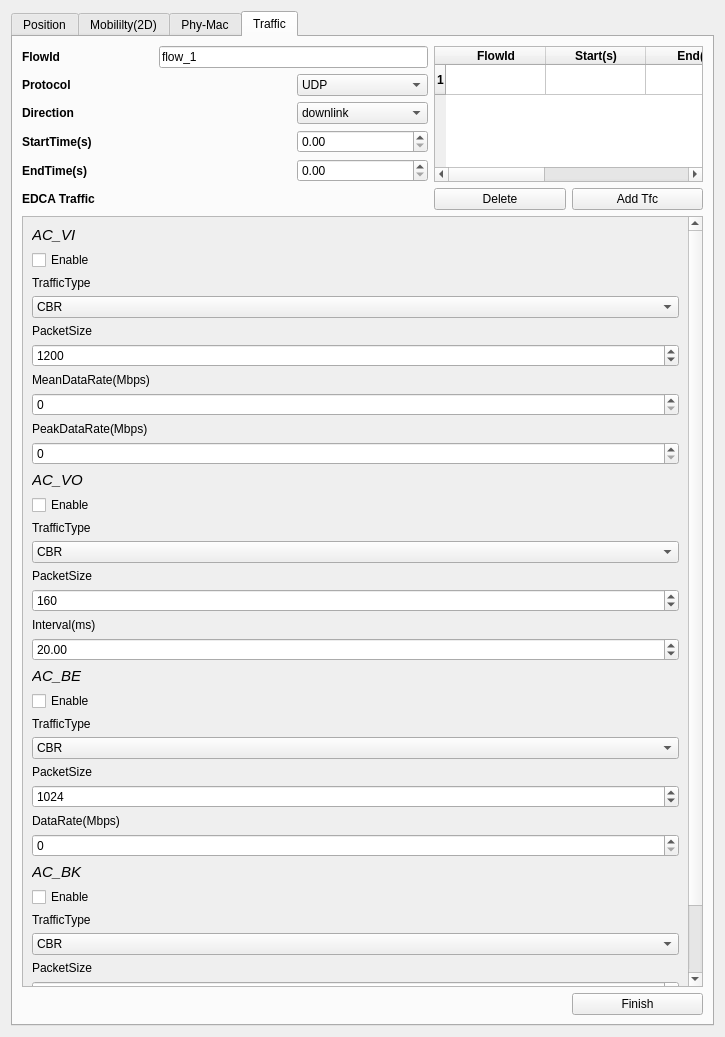
First picture: the form in Qt/QT_PRJ/Ns3Visualizer/node_config.ui, repository z14212638-eng/Ns3-based-Visualization, before the edit.
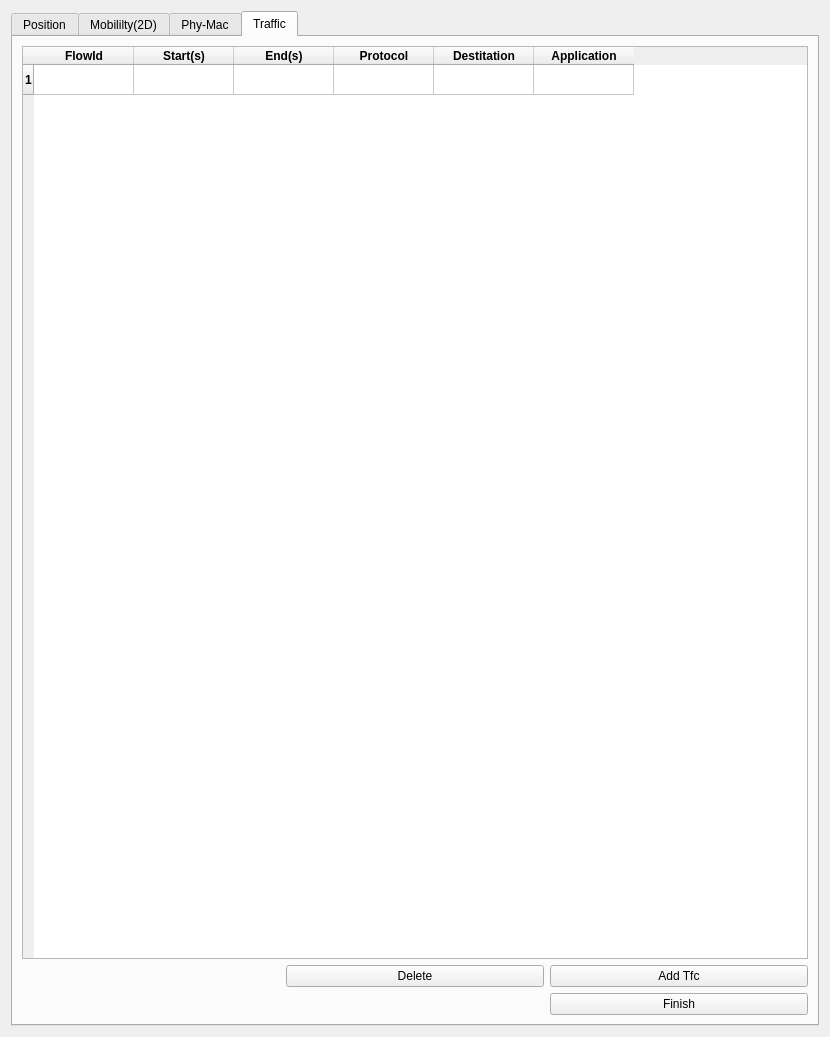
Second picture: the form after the edit. The open tabs and pages were chosen to show the change.

Commit message: add flow dialog and randomvalue dialog, update node json file format

What changed in the file:
```diff
--- a/Qt/QT_PRJ/Ns3Visualizer/node_config.ui
+++ b/Qt/QT_PRJ/Ns3Visualizer/node_config.ui
@@ -6,7 +6,7 @@
    <rect>
     <x>0</x>
     <y>0</y>
-    <width>725</width>
+    <width>830</width>
     <height>1037</height>
    </rect>
   </property>
@@ -1012,26 +1012,33 @@
        <string>Traffic</string>
       </attribute>
       <layout class="QGridLayout" name="gridLayout_5">
-       <item row="0" column="0">
-        <widget class="QLabel" name="label_26">
+       <item row="1" column="1">
+        <widget class="QPushButton" name="pushButton_3">
          <property name="font">
           <font>
-           <bold>true</bold>
+           <bold>false</bold>
           </font>
          </property>
          <property name="text">
-          <string>FlowId</string>
+          <string>Delete</string>
          </property>
         </widget>
        </item>
-       <item row="0" column="1" colspan="2">
-        <widget class="QLineEdit" name="lineEdit_2">
+       <item row="1" column="2">
+        <widget class="QPushButton" name="pushButton_2">
          <property name="text">
-          <string>flow_1</string>
+          <string>Add Tfc</string>
          </property>
         </widget>
        </item>
-       <item row="0" column="3" rowspan="5" colspan="2">
+       <item row="2" column="2">
+        <widget class="QPushButton" name="pushButton_7">
+         <property name="text">
+          <string>Finish</string>
+         </property>
+        </widget>
+       </item>
+       <item row="0" column="0" colspan="3">
         <widget class="QTableWidget" name="tableWidget">
          <property name="font">
           <font>
@@ -1061,7 +1068,12 @@
          </column>
          <column>
           <property name="text">
-           <string>Direction</string>
+           <string>Destitation</string>
+          </property>
+         </column>
+         <column>
+          <property name="text">
+           <string>Application</string>
           </property>
          </column>
          <item row="0" column="0">
@@ -1091,543 +1103,6 @@
          </item>
         </widget>
        </item>
-       <item row="1" column="0">
-        <widget class="QLabel" name="label_27">
-         <property name="font">
-          <font>
-           <bold>true</bold>
-          </font>
-         </property>
-         <property name="text">
-          <string>Protocol</string>
-         </property>
-        </widget>
-       </item>
-       <item row="1" column="2">
-        <widget class="QComboBox" name="comboBox_9">
-         <item>
-          <property name="text">
-           <string>UDP</string>
-          </property>
-         </item>
-         <item>
-          <property name="text">
-           <string>TCP</string>
-          </property>
-         </item>
-        </widget>
-       </item>
-       <item row="2" column="0">
-        <widget class="QLabel" name="label_28">
-         <property name="font">
-          <font>
-           <bold>true</bold>
-          </font>
-         </property>
-         <property name="text">
-          <string>Direction</string>
-         </property>
-        </widget>
-       </item>
-       <item row="2" column="2">
-        <widget class="QComboBox" name="comboBox_10">
-         <item>
-          <property name="text">
-           <string>downlink</string>
-          </property>
-         </item>
-         <item>
-          <property name="text">
-           <string>uplink</string>
-          </property>
-         </item>
-        </widget>
-       </item>
-       <item row="3" column="0" colspan="2">
-        <widget class="QLabel" name="label_36">
-         <property name="font">
-          <font>
-           <bold>true</bold>
-          </font>
-         </property>
-         <property name="text">
-          <string>StartTime(s)</string>
-         </property>
-        </widget>
-       </item>
-       <item row="3" column="2">
-        <widget class="QDoubleSpinBox" name="doubleSpinBox_19"/>
-       </item>
-       <item row="4" column="0" colspan="2">
-        <widget class="QLabel" name="label_37">
-         <property name="font">
-          <font>
-           <bold>true</bold>
-          </font>
-         </property>
-         <property name="text">
-          <string>EndTime(s)</string>
-         </property>
-        </widget>
-       </item>
-       <item row="4" column="2">
-        <widget class="QDoubleSpinBox" name="doubleSpinBox_20"/>
-       </item>
-       <item row="5" column="0" colspan="3">
-        <widget class="QLabel" name="label_38">
-         <property name="font">
-          <font>
-           <bold>true</bold>
-          </font>
-         </property>
-         <property name="text">
-          <string>EDCA Traffic</string>
-         </property>
-        </widget>
-       </item>
-       <item row="5" column="3">
-        <widget class="QPushButton" name="pushButton_3">
-         <property name="font">
-          <font>
-           <bold>false</bold>
-          </font>
-         </property>
-         <property name="text">
-          <string>Delete</string>
-         </property>
-        </widget>
-       </item>
-       <item row="5" column="4">
-        <widget class="QPushButton" name="pushButton_2">
-         <property name="text">
-          <string>Add Tfc</string>
-         </property>
-        </widget>
-       </item>
-       <item row="6" column="0" colspan="5">
-        <widget class="QScrollArea" name="scrollArea">
-         <property name="widgetResizable">
-          <bool>true</bool>
-         </property>
-         <widget class="QWidget" name="scrollAreaWidgetContents">
-          <property name="geometry">
-           <rect>
-            <x>0</x>
-            <y>0</y>
-            <width>669</width>
-            <height>943</height>
-           </rect>
-          </property>
-          <layout class="QVBoxLayout" name="verticalLayout">
-           <item>
-            <widget class="QLabel" name="label_39">
-             <property name="font">
-              <font>
-               <pointsize>11</pointsize>
-               <italic>true</italic>
-               <bold>false</bold>
-              </font>
-             </property>
-             <property name="text">
-              <string>AC_VI</string>
-             </property>
-            </widget>
-           </item>
-           <item>
-            <widget class="QCheckBox" name="checkBox_8">
-             <property name="text">
-              <string>Enable</string>
-             </property>
-            </widget>
-           </item>
-           <item>
-            <widget class="QLabel" name="label_40">
-             <property name="text">
-              <string>TrafficType</string>
-             </property>
-            </widget>
-           </item>
-           <item>
-            <widget class="QComboBox" name="comboBox_11">
-             <item>
-              <property name="text">
-               <string>CBR</string>
-              </property>
-             </item>
-             <item>
-              <property name="text">
-               <string>VBR</string>
-              </property>
-             </item>
-             <item>
-              <property name="text">
-               <string>OnOff</string>
-              </property>
-             </item>
-             <item>
-              <property name="text">
-               <string>Poisson</string>
-              </property>
-             </item>
-             <item>
-              <property name="text">
-               <string>Bulk/FTP</string>
-              </property>
-             </item>
-             <item>
-              <property name="text">
-               <string/>
-              </property>
-             </item>
-            </widget>
-           </item>
-           <item>
-            <widget class="QLabel" name="label_41">
-             <property name="text">
-              <string>PacketSize</string>
-             </property>
-            </widget>
-           </item>
-           <item>
-            <widget class="QSpinBox" name="spinBox_22">
-             <property name="maximum">
-              <number>2048</number>
-             </property>
-             <property name="value">
-              <number>1200</number>
-             </property>
-            </widget>
-           </item>
-           <item>
-            <widget class="QLabel" name="label_42">
-             <property name="text">
-              <string>MeanDataRate(Mbps)</string>
-             </property>
-            </widget>
-           </item>
-           <item>
-            <widget class="QSpinBox" name="spinBox_23">
-             <property name="maximum">
-              <number>2048</number>
-             </property>
-             <property name="value">
-              <number>0</number>
-             </property>
-            </widget>
-           </item>
-           <item>
-            <widget class="QLabel" name="label_43">
-             <property name="text">
-              <string>PeakDataRate(Mbps)</string>
-             </property>
-            </widget>
-           </item>
-           <item>
-            <widget class="QSpinBox" name="spinBox_24">
-             <property name="maximum">
-              <number>2048</number>
-             </property>
-             <property name="value">
-              <number>0</number>
-             </property>
-            </widget>
-           </item>
-           <item>
-            <widget class="QLabel" name="label_44">
-             <property name="font">
-              <font>
-               <pointsize>11</pointsize>
-               <italic>true</italic>
-               <bold>false</bold>
-              </font>
-             </property>
-             <property name="text">
-              <string>AC_VO</string>
-             </property>
-            </widget>
-           </item>
-           <item>
-            <widget class="QCheckBox" name="checkBox_9">
-             <property name="text">
-              <string>Enable</string>
-             </property>
-            </widget>
-           </item>
-           <item>
-            <widget class="QLabel" name="label_45">
-             <property name="text">
-              <string>TrafficType</string>
-             </property>
-            </widget>
-           </item>
-           <item>
-            <widget class="QComboBox" name="comboBox_12">
-             <item>
-              <property name="text">
-               <string>CBR</string>
-              </property>
-             </item>
-             <item>
-              <property name="text">
-               <string>VBR</string>
-              </property>
-             </item>
-             <item>
-              <property name="text">
-               <string>OnOff</string>
-              </property>
-             </item>
-             <item>
-              <property name="text">
-               <string>Poisson</string>
-              </property>
-             </item>
-             <item>
-              <property name="text">
-               <string>Bulk/FTP</string>
-              </property>
-             </item>
-             <item>
-              <property name="text">
-               <string/>
-              </property>
-             </item>
-            </widget>
-           </item>
-           <item>
-            <widget class="QLabel" name="label_46">
-             <property name="text">
-              <string>PacketSize</string>
-             </property>
-            </widget>
-           </item>
-           <item>
-            <widget class="QSpinBox" name="spinBox_25">
-             <property name="maximum">
-              <number>2048</number>
-             </property>
-             <property name="value">
-              <number>160</number>
-             </property>
-            </widget>
-           </item>
-           <item>
-            <widget class="QLabel" name="label_47">
-             <property name="text">
-              <string>Interval(ms)</string>
-             </property>
-            </widget>
-           </item>
-           <item>
-            <widget class="QDoubleSpinBox" name="doubleSpinBox_21">
-             <property name="value">
-              <double>20.000000000000000</double>
-             </property>
-            </widget>
-           </item>
-           <item>
-            <widget class="QLabel" name="label_49">
-             <property name="font">
-              <font>
-               <pointsize>11</pointsize>
-               <italic>true</italic>
-               <bold>false</bold>
-              </font>
-             </property>
-             <property name="text">
-              <string>AC_BE</string>
-             </property>
-            </widget>
-           </item>
-           <item>
-            <widget class="QCheckBox" name="checkBox_10">
-             <property name="text">
-              <string>Enable</string>
-             </property>
-            </widget>
-           </item>
-           <item>
-            <widget class="QLabel" name="label_50">
-             <property name="text">
-              <string>TrafficType</string>
-             </property>
-            </widget>
-           </item>
-           <item>
-            <widget class="QComboBox" name="comboBox_13">
-             <item>
-              <property name="text">
-               <string>CBR</string>
-              </property>
-             </item>
-             <item>
-              <property name="text">
-               <string>VBR</string>
-              </property>
-             </item>
-             <item>
-              <property name="text">
-               <string>OnOff</string>
-              </property>
-             </item>
-             <item>
-              <property name="text">
-               <string>Poisson</string>
-              </property>
-             </item>
-             <item>
-              <property name="text">
-               <string>Bulk/FTP</string>
-              </property>
-             </item>
-             <item>
-              <property name="text">
-               <string/>
-              </property>
-             </item>
-            </widget>
-           </item>
-           <item>
-            <widget class="QLabel" name="label_51">
-             <property name="text">
-              <string>PacketSize</string>
-             </property>
-            </widget>
-           </item>
-           <item>
-            <widget class="QSpinBox" name="spinBox_26">
-             <property name="maximum">
-              <number>2048</number>
-             </property>
-             <property name="value">
-              <number>1024</number>
-             </property>
-            </widget>
-           </item>
-           <item>
-            <widget class="QLabel" name="label_52">
-             <property name="text">
-              <string>DataRate(Mbps)</string>
-             </property>
-            </widget>
-           </item>
-           <item>
-            <widget class="QSpinBox" name="spinBox_27">
-             <property name="maximum">
-              <number>2048</number>
-             </property>
-             <property name="value">
-              <number>0</number>
-             </property>
-            </widget>
-           </item>
-           <item>
-            <widget class="QLabel" name="label_53">
-             <property name="font">
-              <font>
-               <pointsize>11</pointsize>
-               <italic>true</italic>
-               <bold>false</bold>
-              </font>
-             </property>
-             <property name="text">
-              <string>AC_BK</string>
-             </property>
-            </widget>
-           </item>
-           <item>
-            <widget class="QCheckBox" name="checkBox_11">
-             <property name="text">
-              <string>Enable</string>
-             </property>
-            </widget>
-           </item>
-           <item>
-            <widget class="QLabel" name="label_54">
-             <property name="text">
-              <string>TrafficType</string>
-             </property>
-            </widget>
-           </item>
-           <item>
-            <widget class="QComboBox" name="comboBox_14">
-             <item>
-              <property name="text">
-               <string>CBR</string>
-              </property>
-             </item>
-             <item>
-              <property name="text">
-               <string>VBR</string>
-              </property>
-             </item>
-             <item>
-              <property name="text">
-               <string>OnOff</string>
-              </property>
-             </item>
-             <item>
-              <property name="text">
-               <string>Poisson</string>
-              </property>
-             </item>
-             <item>
-              <property name="text">
-               <string>Bulk/FTP</string>
-              </property>
-             </item>
-             <item>
-              <property name="text">
-               <string/>
-              </property>
-             </item>
-            </widget>
-           </item>
-           <item>
-            <widget class="QLabel" name="label_55">
-             <property name="text">
-              <string>PacketSize</string>
-             </property>
-            </widget>
-           </item>
-           <item>
-            <widget class="QSpinBox" name="spinBox_28">
-             <property name="maximum">
-              <number>2048</number>
-             </property>
-             <property name="value">
-              <number>1024</number>
-             </property>
-            </widget>
-           </item>
-           <item>
-            <widget class="QLabel" name="label_56">
-             <property name="text">
-              <string>DataRate(Mbps)</string>
-             </property>
-            </widget>
-           </item>
-           <item>
-            <widget class="QSpinBox" name="spinBox_29">
-             <property name="maximum">
-              <number>2048</number>
-             </property>
-             <property name="value">
-              <number>0</number>
-             </property>
-            </widget>
-           </item>
-          </layout>
-         </widget>
-        </widget>
-       </item>
-       <item row="7" column="4">
-        <widget class="QPushButton" name="pushButton_7">
-         <property name="text">
-          <string>Finish</string>
-         </property>
-        </widget>
-       </item>
       </layout>
      </widget>
     </widget>
```
Left out of the diff: 2 changed lines with no effect on the pictures. The commit also changes 261 other files.
